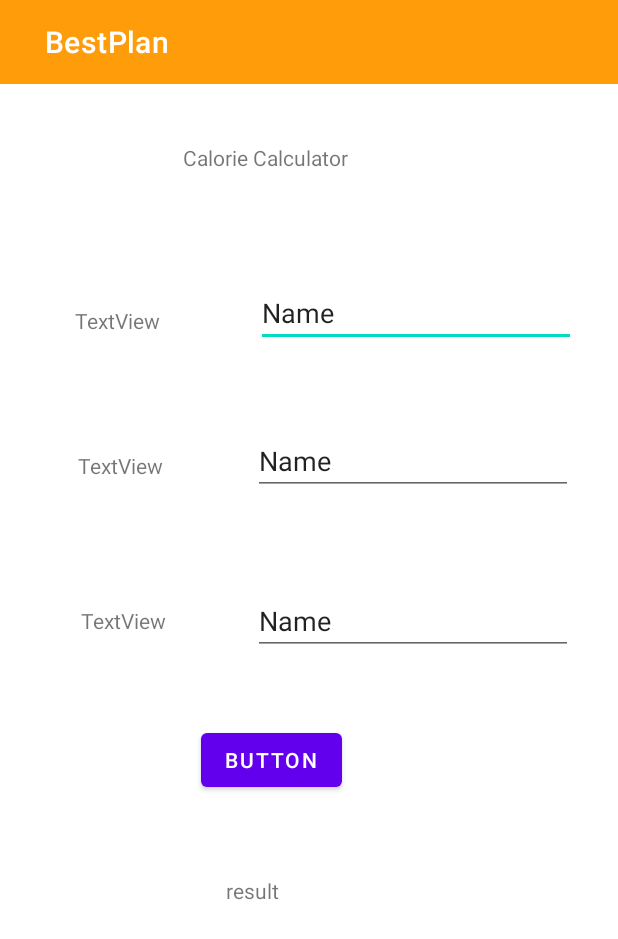
After one commit to MadhaviImashi/4Flicks_BestPlan-application, an Android app: the calorCalcu screen opened directly, with no data from a screen before it, on a phone screen of 412 x 824 dp. The commit adds this screen. Shown: the top 939 px of the screen. Run offline under Robolectric (Android 15) with nearby library versions, the phone set to English and light mode, and no system bars.

Commit message:
Added completed Calorie Calculator to the meal planner.

```diff
--- a/app/src/main/AndroidManifest.xml
+++ b/app/src/main/AndroidManifest.xml
@@ -9,7 +9,8 @@
         android:roundIcon="@mipmap/ic_launcher_round"
         android:supportsRtl="true"
         android:theme="@style/Theme.4FlicksApp">
-        <activity android:name=".welcomeMeal"></activity>
+        <activity android:name=".calorCalcu"></activity>
+        <activity android:name=".welcomeMeal" />
         <activity android:name=".editMeal" />
         <activity android:name=".listOfMeals" />
         <activity android:name=".AddMeal" />
--- /dev/null
+++ b/app/src/main/java/com/example/a4flicksapp/calorCalcu.java
@@ -0,0 +1,52 @@
+package com.example.a4flicksapp;
+
+import androidx.appcompat.app.AppCompatActivity;
+
+import android.os.Bundle;
+import android.widget.EditText;
+import android.widget.TextView;
+import android.view.View;
+
+public class calorCalcu extends AppCompatActivity {
+    EditText calbr,callu,caldin;
+    TextView calres;
+    String calcalculation, calresult;
+
+    @Override
+    protected void onCreate(Bundle savedInstanceState) {
+        super.onCreate(savedInstanceState);
+        setContentView(R.layout.activity_calor_calcu);
+
+        calbr=findViewById(R.id.calBre);
+        callu=findViewById(R.id.calLun);
+        caldin=findViewById(R.id.calDin);
+        calres=findViewById(R.id.calResult);
+
+    }
+
+    public void calorieCalcu(View view){
+        String br1=calbr.getText().toString();
+        String lu1=callu.getText().toString();
+        String din1=caldin.getText().toString();
+
+        float calvalues=Float.parseFloat(br1);
+        float calvalues2=Float.parseFloat(lu1);
+        float calvalues3=Float.parseFloat(din1);
+
+        float calintake= calvalues+calvalues2+calvalues3;
+
+        if(calintake<2000){
+            calresult="Your calorie intake should be higher";
+
+        }else if (calintake>2700){
+            calresult="Your calorie intake should be Lower";
+
+        }else if (calintake>=2000 && calintake<=2700){
+            calresult="Your calorie intake should be perfect";
+        }
+        calcalculation="result \n\n" +calintake+ "\n"+calresult;
+        calres.setText(calcalculation);
+
+
+    }
+}
--- a/app/src/main/java/com/example/a4flicksapp/welcomeMeal.java
+++ b/app/src/main/java/com/example/a4flicksapp/welcomeMeal.java
@@ -20,4 +20,11 @@ public class welcomeMeal extends AppCompatActivity {
 
         startActivity(intent);
     }
+
+    public void displaycalorie(View view){
+
+        Intent intent = new Intent(this, calorCalcu.class);
+
+        startActivity(intent);
+    }
 }
--- /dev/null
+++ b/app/src/main/res/layout/activity_calor_calcu.xml
@@ -0,0 +1,134 @@
+<?xml version="1.0" encoding="utf-8"?>
+<androidx.constraintlayout.widget.ConstraintLayout xmlns:android="http://schemas.android.com/apk/res/android"
+    xmlns:app="http://schemas.android.com/apk/res-auto"
+    xmlns:tools="http://schemas.android.com/tools"
+    android:layout_width="match_parent"
+    android:layout_height="match_parent"
+    tools:context=".calorCalcu">
+
+    <androidx.appcompat.widget.Toolbar
+        android:id="@+id/toolbar3"
+        android:layout_width="match_parent"
+        android:layout_height="wrap_content"
+        android:background="#FF9C0A"
+        android:minHeight="?attr/actionBarSize"
+        android:textAlignment="center"
+        android:theme="?attr/actionBarTheme"
+        app:layout_constraintEnd_toEndOf="parent"
+        app:layout_constraintStart_toStartOf="parent"
+        app:layout_constraintTop_toTopOf="parent"
+        app:title="BestPlan"
+        app:titleMarginStart="30dp"
+        app:titleTextColor="#FFFFFF" />
+
+    <TextView
+        android:id="@+id/calWel"
+        android:layout_width="wrap_content"
+        android:layout_height="wrap_content"
+        android:layout_marginStart="147dp"
+        android:layout_marginTop="39dp"
+        android:layout_marginEnd="206dp"
+        android:text="@string/Tvcalocal"
+        app:layout_constraintEnd_toEndOf="parent"
+        app:layout_constraintStart_toStartOf="parent"
+        app:layout_constraintTop_toBottomOf="@+id/toolbar3" />
+
+    <EditText
+        android:id="@+id/calBre"
+        android:layout_width="wrap_content"
+        android:layout_height="wrap_content"
+        android:layout_marginStart="64dp"
+        android:layout_marginTop="71dp"
+        android:ems="10"
+        android:inputType="textPersonName"
+        android:text="Name"
+        app:layout_constraintStart_toEndOf="@+id/textViewml1"
+        app:layout_constraintTop_toBottomOf="@+id/calWel" />
+
+    <EditText
+        android:id="@+id/calLun"
+        android:layout_width="wrap_content"
+        android:layout_height="wrap_content"
+        android:layout_marginStart="60dp"
+        android:layout_marginTop="53dp"
+        android:ems="10"
+        android:inputType="textPersonName"
+        android:text="Name"
+        app:layout_constraintStart_toEndOf="@+id/textViewml2"
+        app:layout_constraintTop_toBottomOf="@+id/calBre" />
+
+    <EditText
+        android:id="@+id/calDin"
+        android:layout_width="wrap_content"
+        android:layout_height="wrap_content"
+        android:layout_marginStart="58dp"
+        android:layout_marginTop="61dp"
+        android:ems="10"
+        android:inputType="textPersonName"
+        android:text="Name"
+        app:layout_constraintStart_toEndOf="@+id/textViewml3"
+        app:layout_constraintTop_toBottomOf="@+id/calLun" />
+
+    <TextView
+        android:id="@+id/textViewml1"
+        android:layout_width="wrap_content"
+        android:layout_height="wrap_content"
+        android:layout_marginStart="50dp"
+        android:layout_marginTop="148dp"
+        android:layout_marginEnd="64dp"
+        android:layout_marginBottom="77dp"
+        android:text="TextView"
+        app:layout_constraintBottom_toTopOf="@+id/textViewml2"
+        app:layout_constraintEnd_toStartOf="@+id/calBre"
+        app:layout_constraintStart_toStartOf="parent"
+        app:layout_constraintTop_toBottomOf="@+id/toolbar3" />
+
+    <TextView
+        android:id="@+id/textViewml2"
+        android:layout_width="wrap_content"
+        android:layout_height="wrap_content"
+        android:layout_marginStart="52dp"
+        android:layout_marginTop="77dp"
+        android:layout_marginEnd="60dp"
+        android:text="TextView"
+        app:layout_constraintEnd_toStartOf="@+id/calLun"
+        app:layout_constraintStart_toStartOf="parent"
+        app:layout_constraintTop_toBottomOf="@+id/textViewml1" />
+
+    <TextView
+        android:id="@+id/textViewml3"
+        android:layout_width="wrap_content"
+        android:layout_height="wrap_content"
+        android:layout_marginStart="54dp"
+        android:layout_marginTop="84dp"
+        android:layout_marginEnd="58dp"
+        android:text="TextView"
+        app:layout_constraintEnd_toStartOf="@+id/calDin"
+        app:layout_constraintStart_toStartOf="parent"
+        app:layout_constraintTop_toBottomOf="@+id/textViewml2" />
+
+    <Button
+        android:id="@+id/calCalori"
+        android:layout_width="wrap_content"
+        android:layout_height="wrap_content"
+        android:layout_marginStart="134dp"
+        android:layout_marginTop="46dp"
+        android:layout_marginEnd="184dp"
+        android:onClick="calorieCalcu"
+        android:text="Button"
+        app:layout_constraintEnd_toEndOf="parent"
+        app:layout_constraintStart_toStartOf="parent"
+        app:layout_constraintTop_toBottomOf="@+id/calDin" />
+
+    <TextView
+        android:id="@+id/calResult"
+        android:layout_width="wrap_content"
+        android:layout_height="wrap_content"
+        android:layout_marginStart="139dp"
+        android:layout_marginTop="53dp"
+        android:layout_marginEnd="215dp"
+        android:text="result"
+        app:layout_constraintEnd_toEndOf="parent"
+        app:layout_constraintStart_toStartOf="parent"
+        app:layout_constraintTop_toBottomOf="@+id/calCalori" />
+</androidx.constraintlayout.widget.ConstraintLayout>
--- a/app/src/main/res/layout/activity_welcome_meal.xml
+++ b/app/src/main/res/layout/activity_welcome_meal.xml
@@ -42,6 +42,7 @@
         android:layout_marginStart="8dp"
         android:layout_marginTop="94dp"
         android:layout_marginEnd="35dp"
+        android:onClick="displaycalorie"
         android:text="@string/btnCalorM"
         app:backgroundTint="@color/homeNavBtn"
         app:layout_constraintEnd_toEndOf="parent"
--- a/app/src/main/res/values/strings.xml
+++ b/app/src/main/res/values/strings.xml
@@ -66,4 +66,5 @@
     <string name="btnUpMealP">Update Meal Plan</string>
     <string name="TvUpMlPl">Update Meal Plan</string>
     <string name="btnAdmeal">Add Meal</string>
+    <string name="Tvcalocal">Calorie Calculator</string>
 </resources>
```
